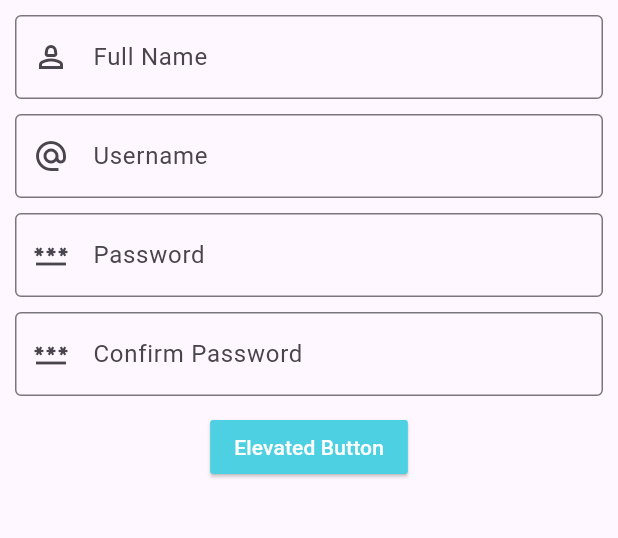
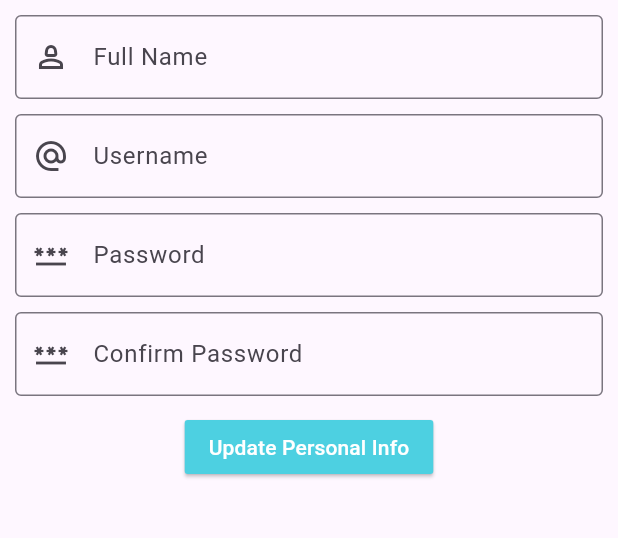
Before and after one commit to koomabenjamin/fantasy-mobile, a Flutter app: the ProfileScreen screen opened directly, on a phone screen of 412 x 824 dp, the part 84-622 px from its top. Run offline on Flutter 3.47's test engine with Material 2 defaults, Android fonts, the phone set to English and light mode, and no system bars; our stand-ins replace fluentui_icons, gap.

Commit message:
change button text on the profile screen

```diff
--- a/lib/screens/profile_screen.dart
+++ b/lib/screens/profile_screen.dart
@@ -62,7 +62,7 @@ class ProfileScreen extends StatelessWidget {
                   borderRadius: BorderRadius.all(Radius.circular(2)),
                 ),
               ),
-              child: const Text('Elevated Button'),
+              child: const Text('Update Personal Info'),
             ),
           ],
         ),
```
